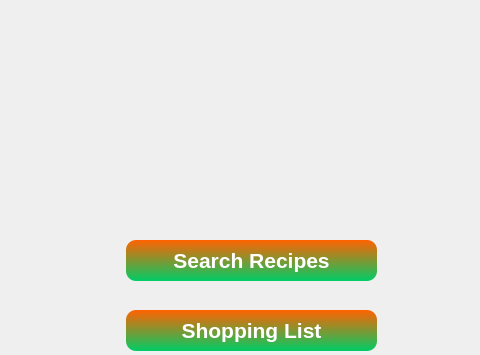
First picture: the form in 3_Solution/Client/DummyChefInterface/clientmainwindow.ui, repository CiocAlexandru/2025_CAM_DummyChef, before the edit; both pictures show x 864 to 1344 and y 0 to 355 of the 1344 by 749 pixel window.
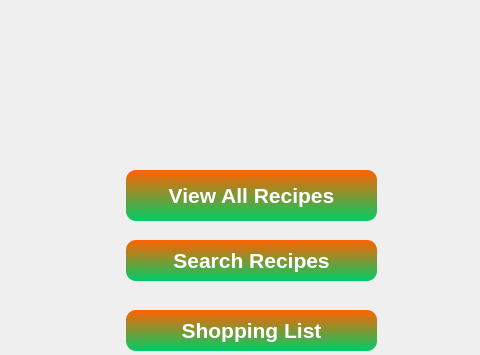
Second picture: the form after the edit.

What changed in the file:
```diff
--- a/3_Solution/Client/DummyChefInterface/clientmainwindow.ui
+++ b/3_Solution/Client/DummyChefInterface/clientmainwindow.ui
@@ -122,6 +122,42 @@
      <string>Modify Prefrences</string>
     </property>
    </widget>
+   <widget class="QPushButton" name="viewAllRecipesButton">
+    <property name="geometry">
+     <rect>
+      <x>990</x>
+      <y>170</y>
+      <width>251</width>
+      <height>51</height>
+     </rect>
+    </property>
+    <property name="styleSheet">
+     <string notr="true">QPushButton {
+    background: qlineargradient(x1:0, y1:0, x2:0, y2:1, stop:0 #FF6200, stop:1 #00CC66);
+    color: #FFFFFF;
+    border-radius: 10px;
+    border: none;
+    padding: 5px;
+    font-family: &quot;Poppins&quot;;
+    font-size: 16pt;
+    font-weight: 600;
+    box-shadow: 2px 2px 5px rgba(0, 0, 0, 0.3);
+}
+
+QPushButton:hover {
+    background: qlineargradient(x1:0, y1:0, x2:0, y2:1, stop:0 #00CC66, stop:1 #FF6200);
+    border: 2px solid #535AEF;
+}
+
+QPushButton:pressed {
+    background: qlineargradient(x1:0, y1:0, x2:0, y2:1, stop:0 #CC4E00, stop:1 #00994C);
+    border: 2px solid #4488CC;
+}</string>
+    </property>
+    <property name="text">
+     <string>View All Recipes</string>
+    </property>
+   </widget>
   </widget>
   <widget class="QMenuBar" name="menubar">
    <property name="geometry">
```
